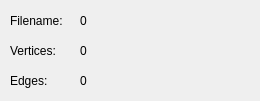
Before: the Qt Designer form src/view/widgets/widget_info.ui in tamelabe/Obj_Models_Viewer, drawn with Qt 5.
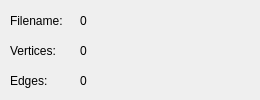
After: the same form once the commit is applied.

```diff
--- a/src/view/widgets/widget_info.ui
+++ b/src/view/widgets/widget_info.ui
@@ -7,7 +7,7 @@
     <x>0</x>
     <y>0</y>
     <width>260</width>
-    <height>101</height>
+    <height>100</height>
    </rect>
   </property>
   <property name="windowTitle">
```
Left out of the diff: 6 changed lines with no effect on the pictures.
